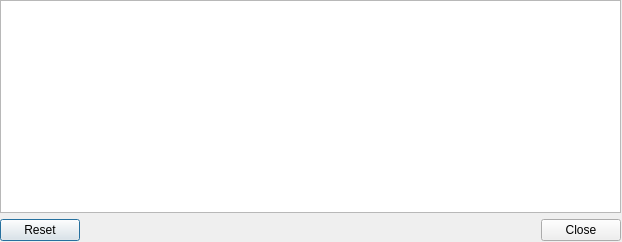
First picture: the form in ui/awaylog.ui, repository gitter-badger/simplechatclient, before the edit.
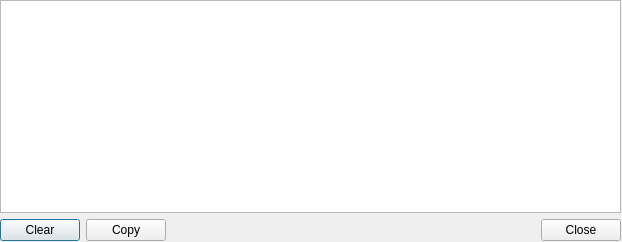
Second picture: the form after the edit. Icons and pictures are not drawn.

Commit message: added copy button in awaylog

Patch:
```diff
--- a/ui/awaylog.ui
+++ b/ui/awaylog.ui
@@ -47,14 +47,42 @@
      </widget>
     </item>
     <item>
-     <widget class="QDialogButtonBox" name="buttonBox">
+     <layout class="QHBoxLayout" name="horizontalLayout">
+      <item>
+       <widget class="QPushButton" name="pushButton_clear">
+        <property name="text">
+         <string>Clear</string>
+        </property>
+       </widget>
+      </item>
+      <item>
+       <widget class="QPushButton" name="pushButton_copy">
+        <property name="text">
+         <string>Copy</string>
+        </property>
+       </widget>
+      </item>
+      <item>
+       <spacer name="horizontalSpacer">
       <property name="orientation">
        <enum>Qt::Horizontal</enum>
       </property>
-      <property name="standardButtons">
-       <set>QDialogButtonBox::Close|QDialogButtonBox::Reset</set>
-      </property>
-     </widget>
+        <property name="sizeHint" stdset="0">
+         <size>
+          <width>40</width>
+          <height>20</height>
+         </size>
+        </property>
+       </spacer>
+      </item>
+      <item>
+       <widget class="QPushButton" name="pushButton_close">
+        <property name="text">
+         <string>Close</string>
+        </property>
+       </widget>
+      </item>
+     </layout>
     </item>
    </layout>
   </widget>
```
Lines whose indentation alone changed are shown as unchanged. The commit also changes 4 other files.
